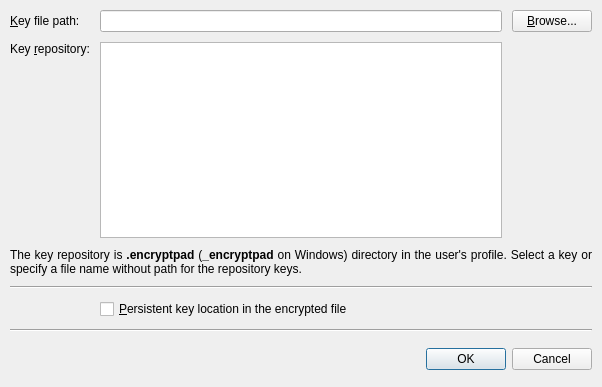
Old version of the form qt_ui/set_key_dialog.ui in the repository evpo/EncryptPad.
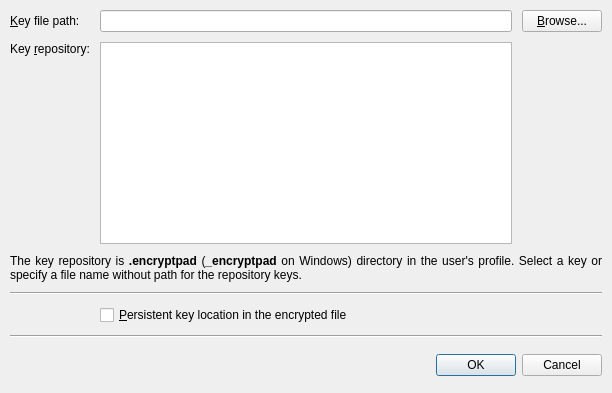
New version of the form.

```diff
--- a/qt_ui/set_key_dialog.ui
+++ b/qt_ui/set_key_dialog.ui
@@ -9,8 +9,8 @@
    <rect>
     <x>0</x>
     <y>0</y>
-    <width>602</width>
-    <height>387</height>
+    <width>612</width>
+    <height>393</height>
    </rect>
   </property>
   <property name="sizePolicy">
```
